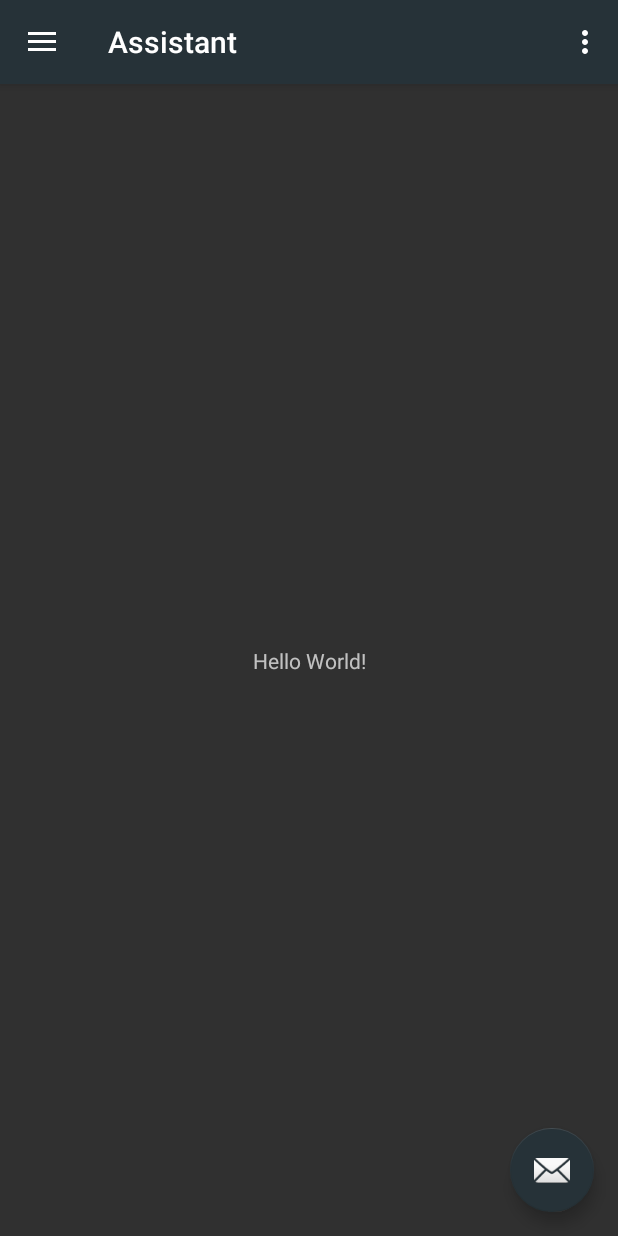
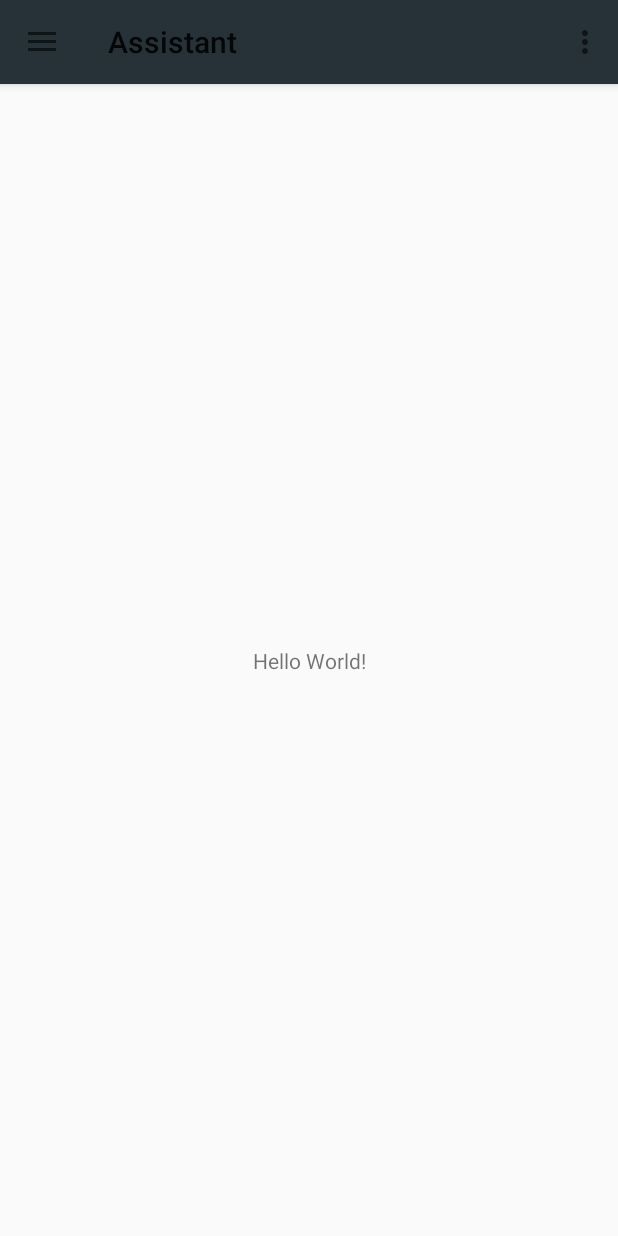
Before and after one commit to a5vh/Assistant, an Android app: the screen it shows after launch (MainActivity), on a phone screen of 412 x 824 dp. Run offline under Robolectric (Android 15) with nearby library versions, the phone set to English and light mode, and no system bars.

Commit message:
2/25
actionBar colors

```diff
--- a/app/src/main/java/com/a5vh/assistant/MainActivity.java
+++ b/app/src/main/java/com/a5vh/assistant/MainActivity.java
@@ -22,15 +22,6 @@ public class MainActivity extends AppCompatActivity
         setContentView(R.layout.activity_main);
         Toolbar toolbar = (Toolbar) findViewById(R.id.toolbar);
         setSupportActionBar(toolbar);
-
-        FloatingActionButton fab = (FloatingActionButton) findViewById(R.id.fab);
-        fab.setOnClickListener(new View.OnClickListener() {
-            @Override
-            public void onClick(View view) {
-                Snackbar.make(view, "Replace with your own action", Snackbar.LENGTH_LONG)
-                        .setAction("Action", null).show();
-            }
-        });
 
         DrawerLayout drawer = (DrawerLayout) findViewById(R.id.drawer_layout);
         ActionBarDrawerToggle toggle = new ActionBarDrawerToggle(
--- a/app/src/main/res/layout/activity_main.xml
+++ b/app/src/main/res/layout/activity_main.xml
@@ -9,9 +9,10 @@
     tools:openDrawer="start">
 
     <include
+        android:id="@+id/app_bar_main"
         layout="@layout/app_bar_main"
         android:layout_width="match_parent"
-        android:layout_height="match_parent" />
+        android:layout_height="wrap_content" />
 
     <android.support.design.widget.NavigationView
         android:id="@+id/nav_view"
--- a/app/src/main/res/layout/app_bar_main.xml
+++ b/app/src/main/res/layout/app_bar_main.xml
@@ -8,26 +8,18 @@
 
     <android.support.design.widget.AppBarLayout
         android:layout_width="match_parent"
-        android:layout_height="wrap_content"
-        android:theme="@style/AppTheme.AppBarOverlay">
+        android:layout_height="wrap_content">
 
         <android.support.v7.widget.Toolbar
             android:id="@+id/toolbar"
             android:layout_width="match_parent"
-            android:layout_height="?attr/actionBarSize"
-            android:background="?attr/colorPrimary"
-            app:popupTheme="@style/AppTheme.PopupOverlay" />
+            android:layout_height="match_parent"
+            android:elevation="2dp"
+            android:background="@color/colorPrimary"
+            app:popupTheme="@style/Base.ThemeOverlay.AppCompat.Dark" />
 
     </android.support.design.widget.AppBarLayout>
 
     <include layout="@layout/content_main" />
 
-    <android.support.design.widget.FloatingActionButton
-        android:id="@+id/fab"
-        android:layout_width="wrap_content"
-        android:layout_height="wrap_content"
-        android:layout_gravity="bottom|end"
-        android:layout_margin="@dimen/fab_margin"
-        app:srcCompat="@android:drawable/ic_dialog_email" />
-
 </android.support.design.widget.CoordinatorLayout>
--- a/app/src/main/res/values-v21/styles.xml
+++ /dev/null
@@ -1,8 +0,0 @@
-<resources>
-
-    <style name="AppTheme.NoActionBar">
-        <item name="windowActionBar">false</item>
-        <item name="windowNoTitle">true</item>
-        <item name="android:statusBarColor">@android:color/transparent</item>
-    </style>
-</resources>
--- a/app/src/main/res/values/styles.xml
+++ /dev/null
@@ -1,20 +0,0 @@
-<resources>
-
-    <!-- Base application theme. -->
-    <style name="AppTheme" parent="Theme.AppCompat">
-        <!-- Customize your theme here. -->
-        <item name="colorPrimary">@color/colorPrimary</item>
-        <item name="colorPrimaryDark">@color/colorPrimaryDark</item>
-        <item name="colorAccent">@color/colorAccent</item>
-    </style>
-
-    <style name="AppTheme.NoActionBar">
-        <item name="windowActionBar">false</item>
-        <item name="windowNoTitle">true</item>
-    </style>
-
-    <style name="AppTheme.AppBarOverlay" parent="ThemeOverlay.AppCompat.Dark.ActionBar" />
-
-    <style name="AppTheme.PopupOverlay" parent="ThemeOverlay.AppCompat.Light" />
-
-</resources>
```
